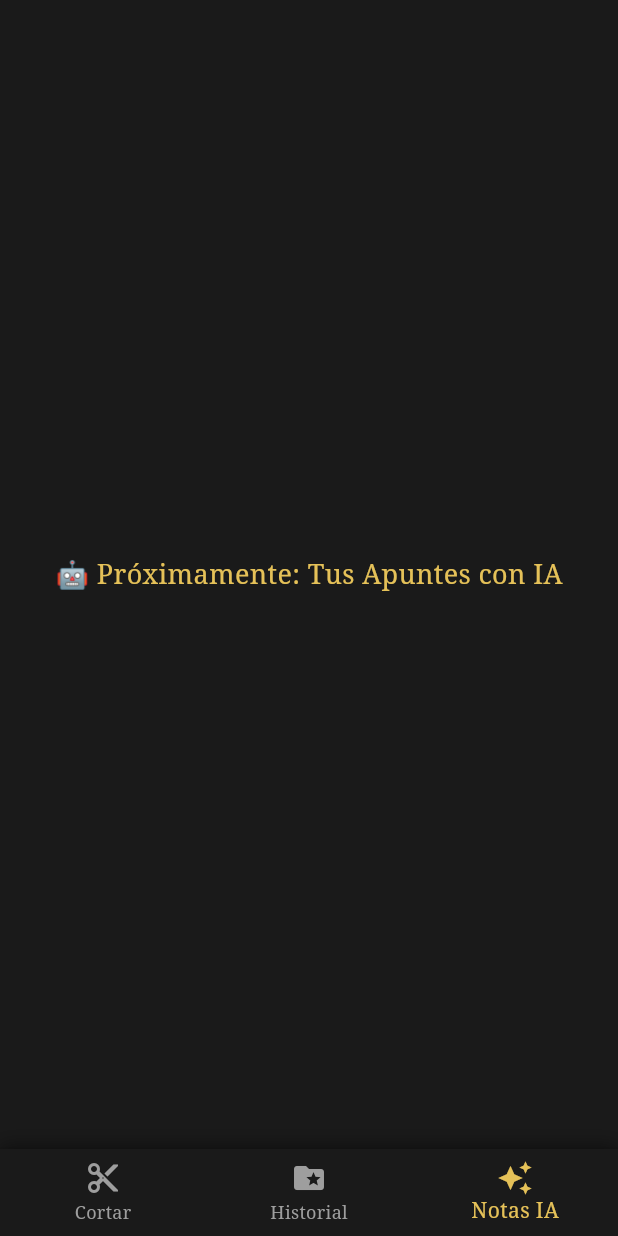
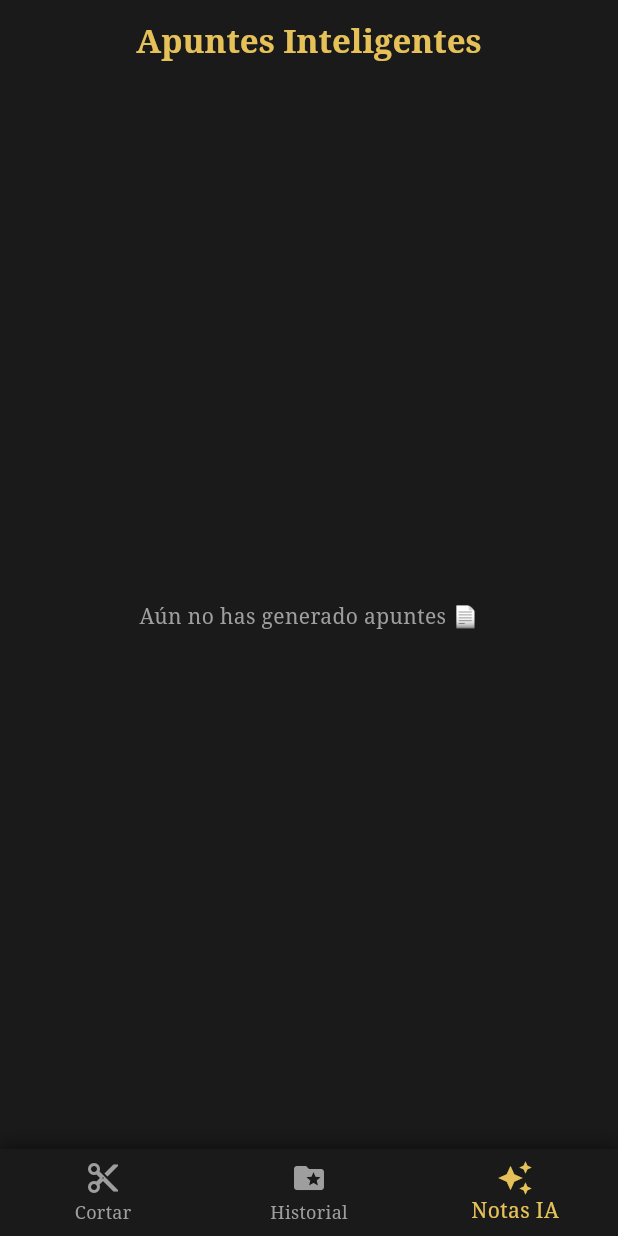
Before and after one commit to Axelotito/EchoSlice, a Flutter app: the screen it shows after launch, item 3 of the bottom bar chosen, on a phone screen of 412 x 824 dp. Run offline on Flutter 3.47's test engine with Material 3 defaults, Android fonts, the phone set to English and light mode, and no system bars; our stand-ins replace file_picker, flutter_local_notifications, google_generative_ai, just_audio, pdf; missing offline and left inert: simple_audio_trimmer.

Commit message:
Refactor NotesPage to use StatefulWidget; implement PDF file loading and enhance UI with FutureBuilder

```diff
--- a/echoslice/lib/presentation/pages/notes_page.dart
+++ b/echoslice/lib/presentation/pages/notes_page.dart
@@ -1,14 +1,82 @@
+import 'dart:io';
 import 'package:flutter/material.dart';
 
-class NotesPage extends StatelessWidget {
+class NotesPage extends StatefulWidget {
   const NotesPage({super.key});
+
+  @override
+  State<NotesPage> createState() => _NotesPageState();
+}
+
+class _NotesPageState extends State<NotesPage> {
+  late Future<List<File>> _archivosPdfs;
+
+  @override
+  void initState() {
+    super.initState();
+    _archivosPdfs = _cargarHistorialPdfs();
+  }
+
+  Future<List<File>> _cargarHistorialPdfs() async {
+    final directorioNotas = Directory('/storage/emulated/0/Download/EchoSlice/Apuntes');
+    if (await directorioNotas.exists()) {
+      final entidades = directorioNotas.listSync();
+      final pdfs = entidades.whereType<File>().where((file) => file.path.endsWith('.pdf')).toList();
+      pdfs.sort((a, b) => b.statSync().modified.compareTo(a.statSync().modified));
+      return pdfs;
+    }
+    return [];
+  }
 
   @override
   Widget build(BuildContext context) {
     final Color goldAccent = Theme.of(context).primaryColor;
-    return Center(
-      child: Text('🤖 Próximamente: Tus Apuntes con IA',
-        style: TextStyle(color: goldAccent, fontSize: 18)),
+    final Color bgDark = Theme.of(context).scaffoldBackgroundColor;
+
+    return Scaffold(
+      backgroundColor: bgDark,
+      appBar: AppBar(
+        backgroundColor: bgDark,
+        elevation: 0,
+        title: Text('Apuntes Inteligentes', style: TextStyle(color: goldAccent, fontFamily: 'serif', fontWeight: FontWeight.bold)),
+        centerTitle: true,
+      ),
+      body: FutureBuilder<List<File>>(
+        future: _archivosPdfs,
+        builder: (context, snapshot) {
+          if (snapshot.connectionState == ConnectionState.waiting) return Center(child: CircularProgressIndicator(color: goldAccent));
+          if (!snapshot.hasData || snapshot.data!.isEmpty) return const Center(child: Text('Aún no has generado apuntes 📄', style: TextStyle(color: Colors.grey)));
+
+          final pdfs = snapshot.data!;
+          return ListView.builder(
+            padding: const EdgeInsets.all(16),
+            itemCount: pdfs.length,
+            itemBuilder: (context, index) {
+              final archivoPdf = pdfs[index];
+              final String nombreArchivo = archivoPdf.path.split('/').last;
+              final DateTime fecha = archivoPdf.statSync().modified;
+
+              return Card(
+                color: Theme.of(context).cardColor,
+                margin: const EdgeInsets.only(bottom: 12),
+                shape: RoundedRectangleBorder(borderRadius: BorderRadius.circular(15)),
+                child: ListTile(
+                  contentPadding: const EdgeInsets.all(16),
+                  leading: const Icon(Icons.picture_as_pdf, color: Colors.redAccent, size: 36),
+                  title: Text(nombreArchivo, style: const TextStyle(color: Colors.white, fontWeight: FontWeight.bold)),
+                  subtitle: Text('Generado el: ${fecha.day}/${fecha.month}/${fecha.year}', style: const TextStyle(color: Colors.grey)),
+                  trailing: Icon(Icons.open_in_new, color: goldAccent, size: 20),
+                  onTap: () {
+                    ScaffoldMessenger.of(context).showSnackBar(
+                      SnackBar(content: Text('Ruta: ${archivoPdf.path}')),
+                    );
+                  },
+                ),
+              );
+            },
+          );
+        },
+      ),
     );
   }
 }
```
Also changed, not shown: echoslice/lib/presentation/pages/history_page.dart (+22 -90 lines).
